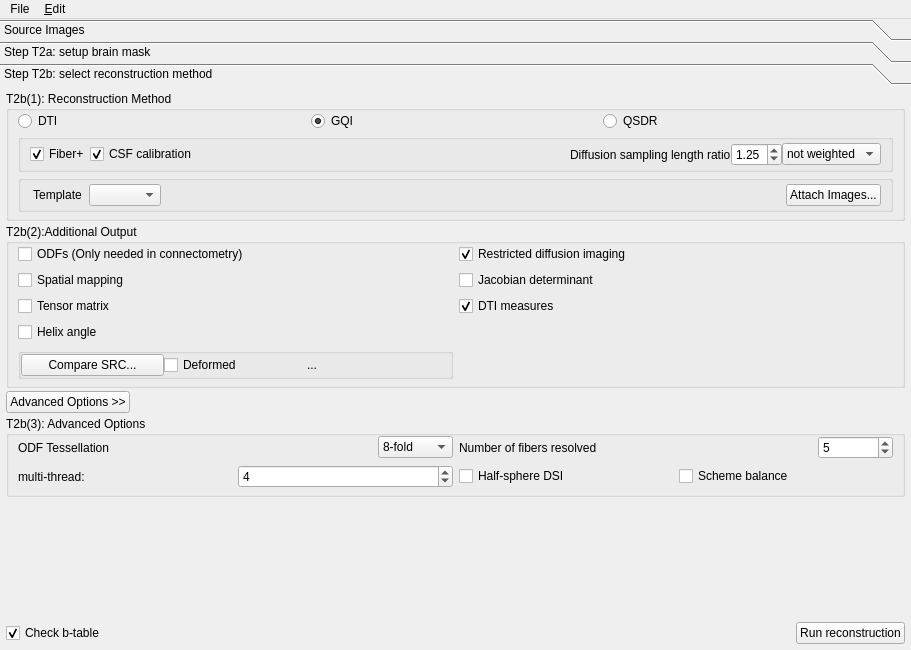
Qt form reconstruction/reconstruction_window.ui (frankyeh/DSI-Studio) before a commit.
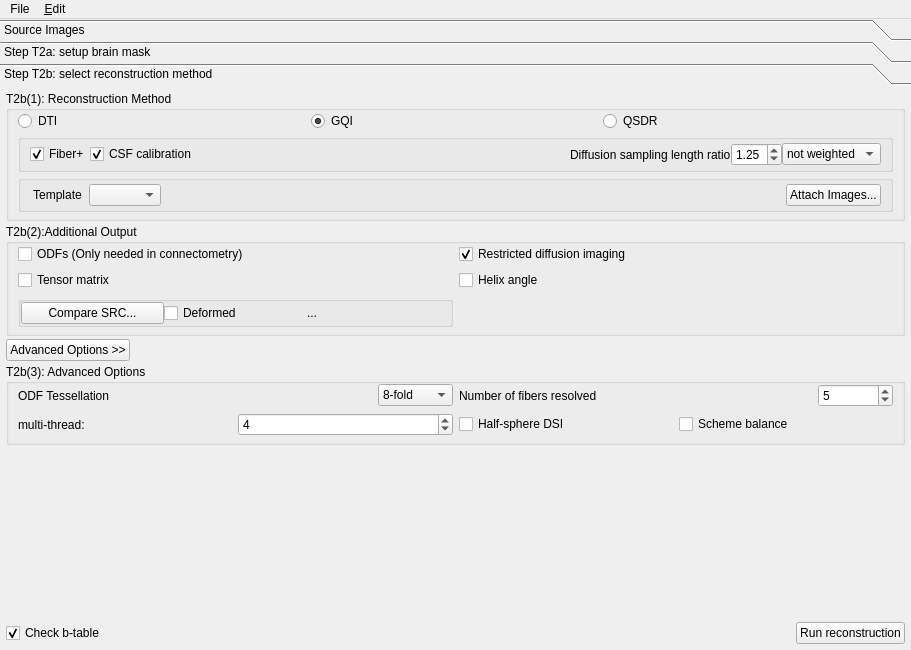
The same form after that commit. The open tabs and pages were chosen to show the change. Icons and pictures are not drawn.

```diff
--- a/reconstruction/reconstruction_window.ui
+++ b/reconstruction/reconstruction_window.ui
@@ -759,23 +759,6 @@
            <property name="bottomMargin">
             <number>6</number>
            </property>
-           <item row="3" column="1">
-            <widget class="QCheckBox" name="output_jacobian">
-             <property name="text">
-              <string>Jacobian determinant</string>
-             </property>
-            </widget>
-           </item>
-           <item row="4" column="1">
-            <widget class="QCheckBox" name="output_diffusivity">
-             <property name="text">
-              <string>DTI measures</string>
-             </property>
-             <property name="checked">
-              <bool>true</bool>
-             </property>
-            </widget>
-           </item>
            <item row="1" column="0">
             <widget class="QCheckBox" name="RecordODF">
              <property name="text">
@@ -783,20 +766,6 @@
              </property>
             </widget>
            </item>
-           <item row="4" column="0">
-            <widget class="QCheckBox" name="output_tensor">
-             <property name="text">
-              <string>Tensor matrix</string>
-             </property>
-            </widget>
-           </item>
-           <item row="3" column="0">
-            <widget class="QCheckBox" name="output_mapping">
-             <property name="text">
-              <string>Spatial mapping</string>
-             </property>
-            </widget>
-           </item>
            <item row="1" column="1">
             <widget class="QCheckBox" name="rdi">
              <property name="text">
@@ -807,13 +776,6 @@
              </property>
             </widget>
            </item>
-           <item row="5" column="0">
-            <widget class="QCheckBox" name="output_helix_angle">
-             <property name="text">
-              <string>Helix angle</string>
-             </property>
-            </widget>
-           </item>
            <item row="6" column="0">
             <widget class="QGroupBox" name="DT_Option">
              <property name="title">
@@ -859,6 +821,20 @@
              </layout>
             </widget>
            </item>
+           <item row="3" column="0">
+            <widget class="QCheckBox" name="output_tensor">
+             <property name="text">
+              <string>Tensor matrix</string>
+             </property>
+            </widget>
+           </item>
+           <item row="3" column="1">
+            <widget class="QCheckBox" name="output_helix_angle">
+             <property name="text">
+              <string>Helix angle</string>
+             </property>
+            </widget>
+           </item>
           </layout>
          </widget>
         </item>
```
Left out of the diff: 4 changed lines with no effect on the pictures.
